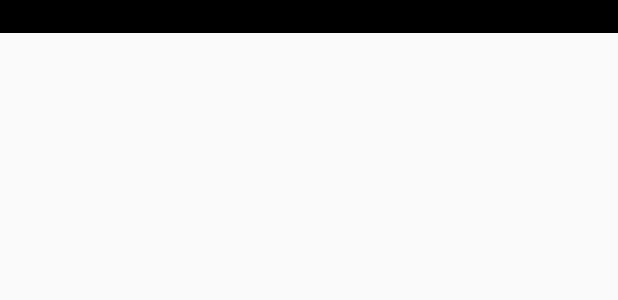
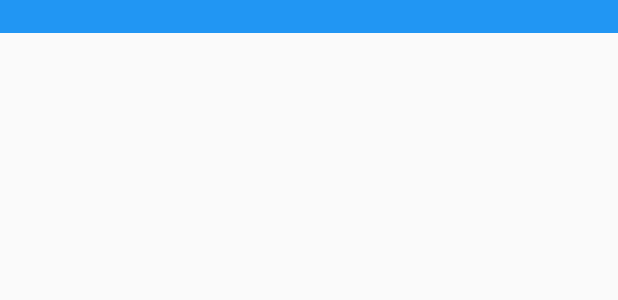
Before and after one commit to Wasp15/Music-Structure-App, an Android app: the layout list_item_songs.xml on its own in the app's theme, with its tools: preview values and no code run, on a phone screen of 412 x 824 dp. Shown: the top 300 px of the screen. Run offline under Robolectric (Android 15) with nearby library versions, the phone set to English and light mode, and no system bars.

Commit message:
Updated visuals.

```diff
--- a/app/src/main/res/layout/list_item_songs.xml
+++ b/app/src/main/res/layout/list_item_songs.xml
@@ -7,10 +7,10 @@
         android:id="@+id/songs"
         android:layout_width="match_parent"
         android:layout_height="wrap_content"
-        android:background="#000000"
+        android:background="#2196F3"
         android:paddingLeft="5dp"
         android:paddingRight="5dp"
-        android:textColor="#FFFFFF"
+        android:textColor="#000000"
         android:textSize="16sp"
         android:textStyle="bold|italic" />
 
--- a/app/src/main/res/layout/view_pager_layout.xml
+++ b/app/src/main/res/layout/view_pager_layout.xml
@@ -13,7 +13,7 @@
         app:tabBackground="@color/colorPrimaryDark"
         app:tabIndicatorColor="#FFFFFF"
         app:tabSelectedTextColor="#FFFFFF"
-        app:tabTextColor="#A8A19E" />
+        app:tabTextColor="#000000" />
 
     <android.support.v4.view.ViewPager
         android:id="@+id/viewpager"
```
